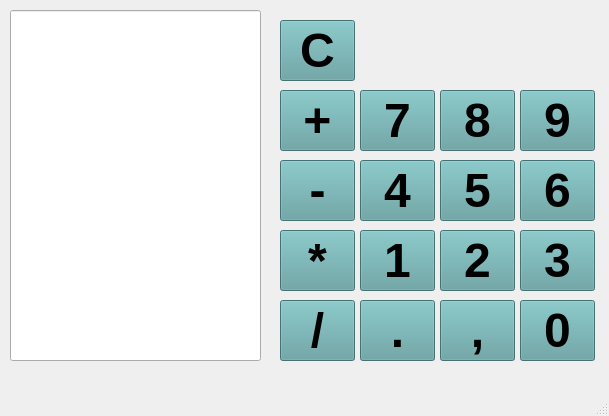
Before: the Qt Designer form Calculator/calcd.ui in mateusribeirocampos/Calcd_Qt, drawn with Qt 5.
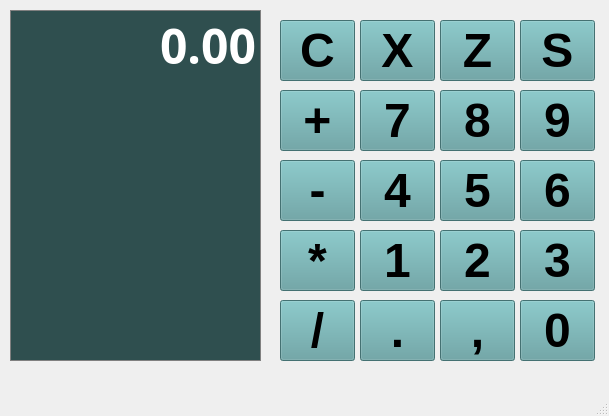
After: the same form once the commit is applied.

The edit to the form file:
```diff
--- a/Calculator/calcd.ui
+++ b/Calculator/calcd.ui
@@ -495,6 +495,110 @@
       <height>351</height>
      </rect>
     </property>
+    <property name="font">
+     <font>
+      <family>Arial Black</family>
+      <pointsize>36</pointsize>
+      <bold>true</bold>
+     </font>
+    </property>
+    <property name="layoutDirection">
+     <enum>Qt::LeftToRight</enum>
+    </property>
+    <property name="styleSheet">
+     <string notr="true">QLineEdit {
+	background-color: DarkSlateGray;
+	border: 1px solid gray;
+	color: #ffffff;
+}</string>
+    </property>
+    <property name="text">
+     <string>0.00</string>
+    </property>
+    <property name="alignment">
+     <set>Qt::AlignRight|Qt::AlignTop|Qt::AlignTrailing</set>
+    </property>
+   </widget>
+   <widget class="QPushButton" name="B9_2">
+    <property name="geometry">
+     <rect>
+      <x>360</x>
+      <y>20</y>
+      <width>75</width>
+      <height>61</height>
+     </rect>
+    </property>
+    <property name="font">
+     <font>
+      <pointsize>36</pointsize>
+      <bold>true</bold>
+     </font>
+    </property>
+    <property name="styleSheet">
+     <string notr="true">QPushButton{
+	background-color: #5F9EA0;
+	boder: 1px solid blue;
+	padding: 5px
+}
+</string>
+    </property>
+    <property name="text">
+     <string>X</string>
+    </property>
+   </widget>
+   <widget class="QPushButton" name="B9_3">
+    <property name="geometry">
+     <rect>
+      <x>440</x>
+      <y>20</y>
+      <width>75</width>
+      <height>61</height>
+     </rect>
+    </property>
+    <property name="font">
+     <font>
+      <pointsize>36</pointsize>
+      <bold>true</bold>
+     </font>
+    </property>
+    <property name="styleSheet">
+     <string notr="true">QPushButton{
+	background-color: #5F9EA0;
+	boder: 1px solid blue;
+	padding: 5px
+}
+</string>
+    </property>
+    <property name="text">
+     <string>Z</string>
+    </property>
+   </widget>
+   <widget class="QPushButton" name="B9_4">
+    <property name="geometry">
+     <rect>
+      <x>520</x>
+      <y>20</y>
+      <width>75</width>
+      <height>61</height>
+     </rect>
+    </property>
+    <property name="font">
+     <font>
+      <pointsize>36</pointsize>
+      <bold>true</bold>
+     </font>
+    </property>
+    <property name="styleSheet">
+     <string notr="true">QPushButton{
+	background-color: #5F9EA0;
+	boder: 1px solid blue;
+	padding: 5px
+}
+</string>
+    </property>
+    <property name="text">
+     <string>S</string>
+    </property>
    </widget>
   </widget>
   <widget class="QMenuBar" name="menubar">
```
